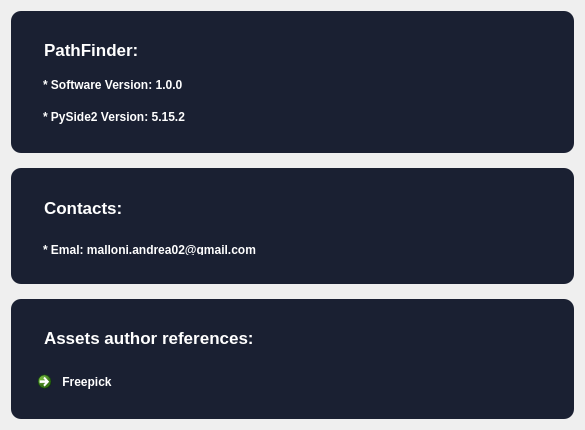
Before: the Qt Designer form gui/info.ui in AndreaMalloni/Pathfinder, drawn with Qt 5.
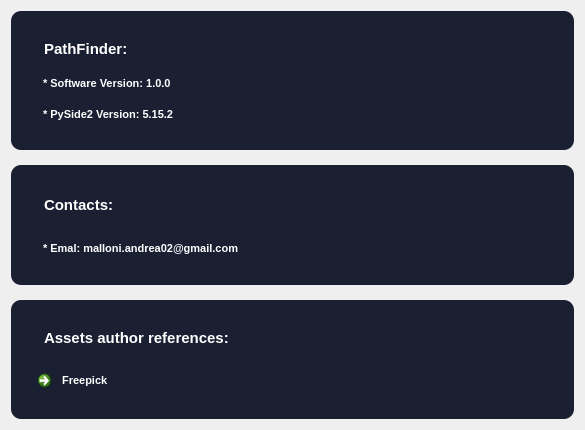
After: the same form once the commit is applied.

Commit message: Huge code refactoring, improved OOP conformity and small UI changes

Patch:
```diff
--- a/gui/info.ui
+++ b/gui/info.ui
@@ -42,7 +42,7 @@
        <widget class="QLabel" name="label_3">
         <property name="font">
          <font>
-          <pointsize>13</pointsize>
+          <pointsize>11</pointsize>
           <weight>75</weight>
           <italic>false</italic>
           <bold>true</bold>
@@ -72,7 +72,7 @@
         </property>
         <property name="font">
          <font>
-          <pointsize>9</pointsize>
+          <pointsize>8</pointsize>
           <weight>75</weight>
           <italic>false</italic>
           <bold>true</bold>
@@ -88,12 +88,12 @@
         <property name="maximumSize">
          <size>
           <width>16777215</width>
-          <height>34</height>
+          <height>35</height>
          </size>
         </property>
         <property name="font">
          <font>
-          <pointsize>9</pointsize>
+          <pointsize>8</pointsize>
           <weight>75</weight>
           <italic>false</italic>
           <bold>true</bold>
@@ -129,7 +129,7 @@
        <widget class="QLabel" name="label_2">
         <property name="font">
          <font>
-          <pointsize>13</pointsize>
+          <pointsize>11</pointsize>
           <weight>75</weight>
           <italic>false</italic>
           <bold>true</bold>
@@ -145,12 +145,12 @@
         <property name="maximumSize">
          <size>
           <width>16777215</width>
-          <height>30</height>
+          <height>35</height>
          </size>
         </property>
         <property name="font">
          <font>
-          <pointsize>9</pointsize>
+          <pointsize>8</pointsize>
           <weight>75</weight>
           <italic>false</italic>
           <bold>true</bold>
@@ -186,7 +186,7 @@
        <widget class="QLabel" name="label_7">
         <property name="font">
          <font>
-          <pointsize>13</pointsize>
+          <pointsize>11</pointsize>
           <weight>75</weight>
           <italic>false</italic>
           <bold>true</bold>
@@ -202,7 +202,7 @@
         <property name="font">
          <font>
           <family>Segoe UI</family>
-          <pointsize>9</pointsize>
+          <pointsize>8</pointsize>
          </font>
         </property>
         <property name="styleSheet">
```
The commit also changes 6 other files.
